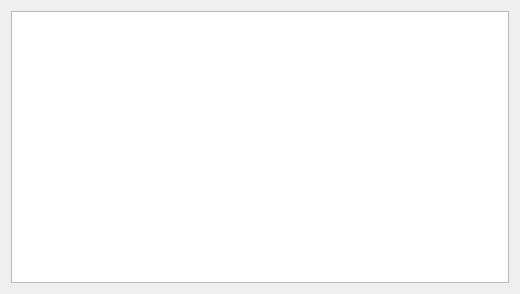
Qt form huggle/scorewordsdbform.ui (huggle/huggle3-qt-lx) before a commit.
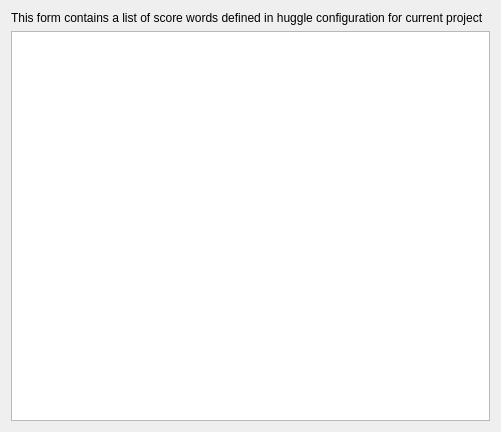
The same form after that commit.

```diff
--- a/huggle/scorewordsdbform.ui
+++ b/huggle/scorewordsdbform.ui
@@ -6,14 +6,24 @@
    <rect>
     <x>0</x>
     <y>0</y>
-    <width>520</width>
-    <height>294</height>
+    <width>501</width>
+    <height>432</height>
    </rect>
   </property>
   <property name="windowTitle">
    <string>Dialog</string>
   </property>
-  <layout class="QHBoxLayout" name="horizontalLayout">
+  <layout class="QVBoxLayout" name="verticalLayout">
+   <item>
+    <widget class="QLabel" name="label">
+     <property name="text">
+      <string notr="true">This form contains a list of score words defined in huggle configuration for current project</string>
+     </property>
+     <property name="wordWrap">
+      <bool>true</bool>
+     </property>
+    </widget>
+   </item>
    <item>
     <widget class="QTableWidget" name="tableWidget"/>
    </item>
```
